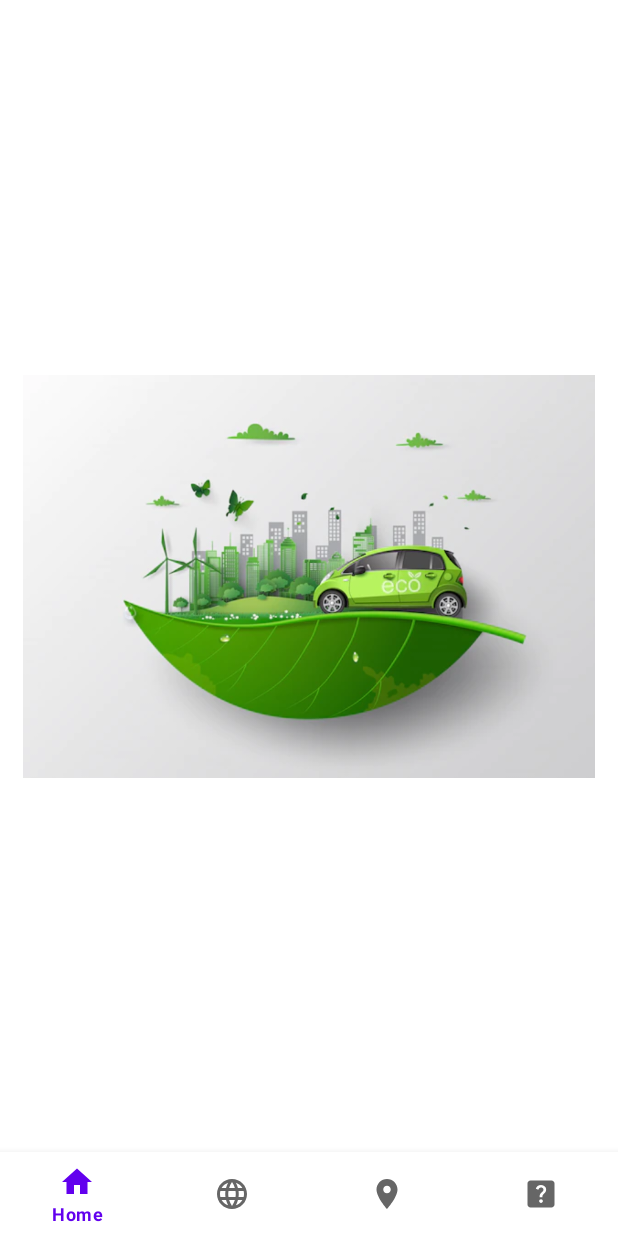
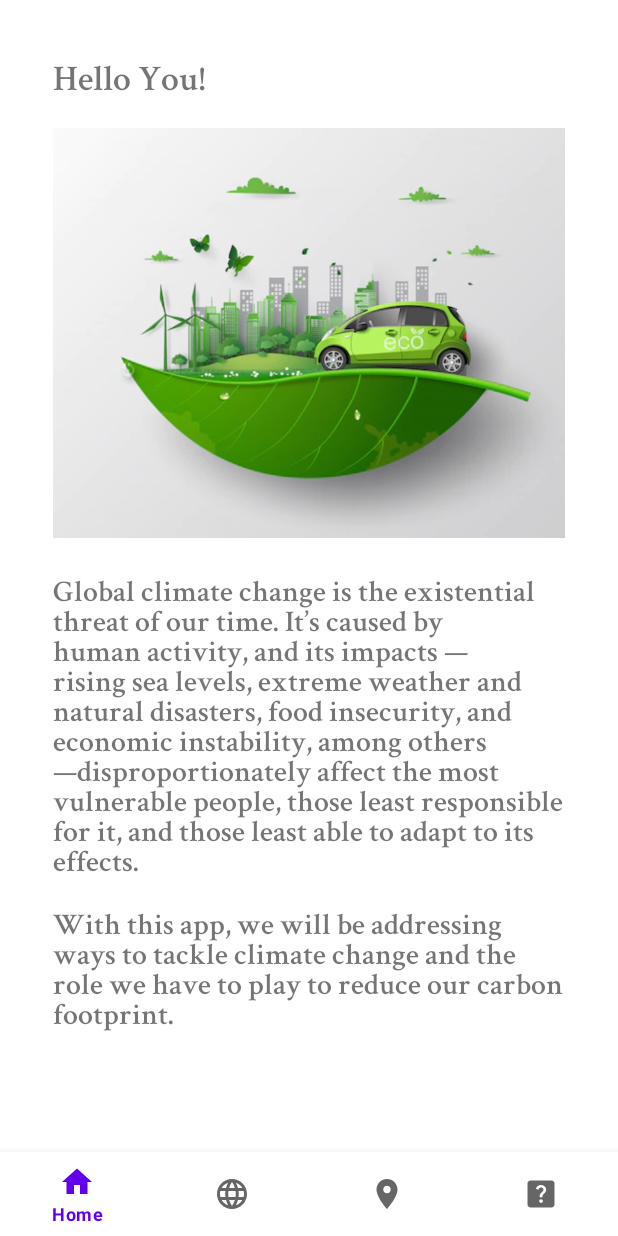
Before and after one commit to Jacquigee/carbon-free, an Android app: the FirstFragment screen opened directly, with no data from a screen before it, on a phone screen of 412 x 824 dp. Run offline under Robolectric (Android 15) with nearby library versions, the phone set to English and light mode, and no system bars; our stand-ins replace Dagger/Hilt's generated code, navigation-ui.

Commit message:
Adding information to the homescreen

```diff
--- a/app/src/main/res/layout/fragment_first.xml
+++ b/app/src/main/res/layout/fragment_first.xml
@@ -4,17 +4,56 @@
     xmlns:tools="http://schemas.android.com/tools"
     android:layout_width="match_parent"
     android:layout_height="match_parent"
-    tools:context=".ui.fragments.main.FirstFragment">
+    tools:context=".ui.fragments.main.FirstFragment"
+    android:padding="20dp">
+
+    <TextView
+        android:id="@+id/home_title"
+        android:layout_width="match_parent"
+        android:layout_height="wrap_content"
+        android:fontFamily="@font/crimson_text_semibold"
+        android:text="@string/home_title_text"
+        android:textStyle="bold"
+        android:textSize="24sp"
+        app:layout_constraintEnd_toEndOf="parent"
+        app:layout_constraintStart_toStartOf="parent"
+        app:layout_constraintTop_toTopOf="parent" />
+
+    <ImageView
+        android:id="@+id/home_img"
+        android:layout_width="388dp"
+        android:layout_height="285dp"
+        android:layout_marginTop="12dp"
+        android:src="@drawable/eco"
+        app:layout_constraintEnd_toEndOf="parent"
+        app:layout_constraintStart_toStartOf="parent"
+        app:layout_constraintTop_toBottomOf="@+id/home_title" />
+
+    <TextView
+        android:id="@+id/home_sub_title"
+        android:layout_width="match_parent"
+        android:layout_height="wrap_content"
+        android:layout_marginTop="15dp"
+        android:fontFamily="@font/crimson_text_semibold"
+        android:text="@string/home_sub_text"
+        android:textAlignment="textStart"
+        android:textSize="20sp"
+        app:layout_constraintEnd_toEndOf="@+id/home_title"
+        app:layout_constraintHorizontal_bias="1.0"
+        app:layout_constraintTop_toBottomOf="@+id/home_img" />
+
+    <TextView
+        android:id="@+id/home_sub_sub_title"
+        android:layout_width="match_parent"
+        android:layout_height="wrap_content"
+        android:layout_marginTop="15dp"
+        android:fontFamily="@font/crimson_text_semibold"
+        android:text="@string/home_sub_sub_text"
+        android:textSize="20sp"
+        android:textAlignment="textStart"
+        app:layout_constraintEnd_toEndOf="parent"
+        app:layout_constraintStart_toStartOf="parent"
+        app:layout_constraintTop_toBottomOf="@+id/home_sub_title" />
 
 
-    <ImageView
-        android:id="@+id/imageView"
-        android:layout_width="wrap_content"
-        android:layout_height="wrap_content"
-        android:src="@drawable/eco"
-        app:layout_constraintBottom_toBottomOf="parent"
-        app:layout_constraintEnd_toEndOf="parent"
-        app:layout_constraintHorizontal_bias="0.5"
-        app:layout_constraintStart_toStartOf="parent"
-        app:layout_constraintTop_toTopOf="parent" />
 </androidx.constraintlayout.widget.ConstraintLayout>
--- a/app/src/main/res/values/strings.xml
+++ b/app/src/main/res/values/strings.xml
@@ -12,11 +12,35 @@
 
     <string name="vp_fifth_screen_text">Get Started With Carbon Free!</string>
 
-    <string name="vp_first_screen_text">Hello There, Welcome to Carbon Free. Click Next to Find Out More.</string>
+    <string name="vp_first_screen_text">
+        Hello There, Welcome to Carbon Free. Click Next to Find Out More.
+    </string>
 
-    <string name="vp_fourth_screen_text">Carbon Free Uses Google Maps To blah blah blah Carbon Free Carbon Free Carbon Free.</string>
+    <string name="vp_fourth_screen_text">
+        Carbon Free Uses Google Maps To blah blah blah Carbon Free Carbon Free Carbon Free.
+    </string>
 
-    <string name="vp_third_screen_text">Carbon Free Uses Scheduled Notifications To Remind Users blah blah blah Carbon Free Carbon Free Carbon Free.</string>
-    <string name="vp_second_screen_text">Reduce Your Carbon Foot-Print Carbon Free Carbon Free Carbon Free Carbon Free.</string>
+    <string name="vp_third_screen_text">
+        Carbon Free Uses Scheduled Notifications To Remind Users blah blah blah Carbon Free Carbon Free Carbon Free.
+    </string>
+    <string name="vp_second_screen_text">
+        Reduce Your Carbon Foot-Print Carbon Free Carbon Free Carbon Free Carbon Free.
+    </string>
+
+    <string name="home_title_text">
+        Hello You!
+    </string>
+
+    <string name="home_sub_text">
+        Global climate change is the existential threat of our time.
+        It’s caused by human activity, and its impacts —rising sea levels,
+        extreme weather and natural disasters, food insecurity, and economic instability,
+        among others—disproportionately affect the most vulnerable people,
+        those least responsible for it, and those least able to adapt to its effects.
+    </string>
+    <string name="home_sub_sub_text">
+        With this app, we will be addressing ways to tackle climate change and the role we have to
+        play to reduce our carbon footprint.
+    </string>
 
 </resources>
```
